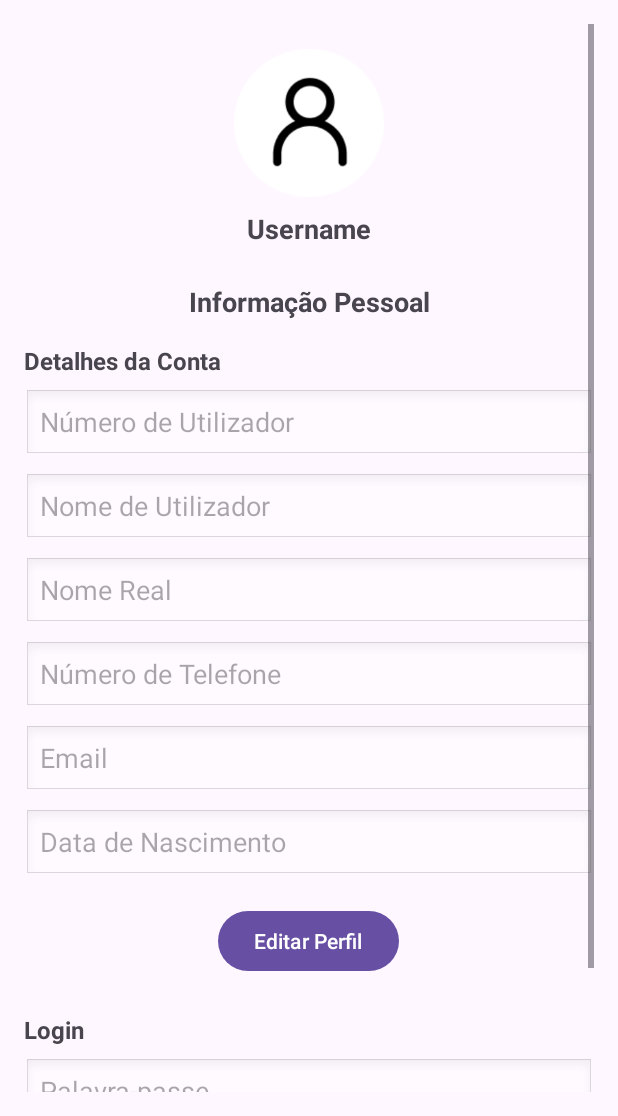
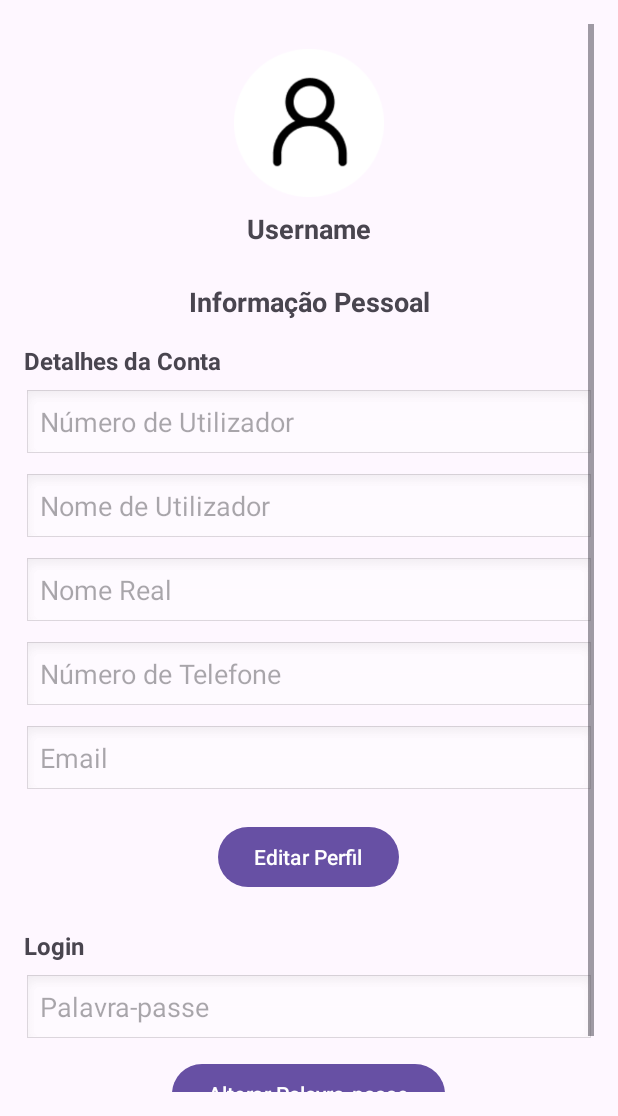
Before and after one commit to luispaiva09/COMMOV_StudyShare, an Android app: the layout activity_perfil.xml on its own in the app's theme, with its tools: preview values and no code run, on a phone screen of 412 x 824 dp, the part 120-1236 px from its top. Run offline under Robolectric (Android 15) with nearby library versions, the phone set to English and light mode, and no system bars.

Commit message:
pagina de perfil e logout

```diff
--- a/app/src/main/AndroidManifest.xml
+++ b/app/src/main/AndroidManifest.xml
@@ -40,6 +40,10 @@
             android:name=".Activities.AddCategoriaActivity"
             android:exported="true" />
 
+        <activity
+            android:name=".Activities.PerfilActivity"
+            android:exported="true" />
+
     </application>
 
 </manifest>
--- a/app/src/main/res/layout/activity_perfil.xml
+++ b/app/src/main/res/layout/activity_perfil.xml
@@ -5,13 +5,11 @@
     android:layout_width="match_parent"
     android:layout_height="match_parent">
 
-    <!-- Conteúdo Principal -->
     <LinearLayout
         android:layout_width="match_parent"
         android:layout_height="match_parent"
         android:orientation="vertical">
 
-        <!-- Cabeçalho -->
         <LinearLayout
             android:layout_width="match_parent"
             android:layout_height="wrap_content"
@@ -48,7 +46,6 @@
                 android:contentDescription="Menu" />
         </LinearLayout>
 
-        <!-- Conteúdo Scrollável -->
         <ScrollView
             android:layout_width="match_parent"
             android:layout_height="match_parent"
@@ -60,7 +57,6 @@
                 android:orientation="vertical"
                 android:gravity="center_horizontal">
 
-                <!-- Ícone de Perfil -->
                 <ImageView
                     android:layout_width="100dp"
                     android:layout_height="100dp"
@@ -77,7 +73,6 @@
                     android:textSize="18sp"
                     android:layout_marginTop="8dp" />
 
-                <!-- Informação Pessoal -->
                 <TextView
                     android:layout_width="match_parent"
                     android:layout_height="wrap_content"
@@ -88,7 +83,6 @@
                     android:layout_marginTop="24dp"
                     android:layout_marginBottom="16dp" />
 
-                <!-- Detalhes da Conta -->
                 <TextView
                     android:layout_width="match_parent"
                     android:layout_height="wrap_content"
@@ -98,6 +92,7 @@
                     android:layout_marginBottom="8dp" />
 
                 <EditText
+                    android:id="@+id/editTextNumero"
                     android:layout_width="match_parent"
                     android:layout_height="wrap_content"
                     android:hint="Número de Utilizador"
@@ -106,6 +101,7 @@
                     android:layout_marginBottom="8dp" />
 
                 <EditText
+                    android:id="@+id/editTextUsername"
                     android:layout_width="match_parent"
                     android:layout_height="wrap_content"
                     android:hint="Nome de Utilizador"
@@ -114,6 +110,7 @@
                     android:layout_marginBottom="8dp" />
 
                 <EditText
+                    android:id="@+id/editTextNome"
                     android:layout_width="match_parent"
                     android:layout_height="wrap_content"
                     android:hint="Nome Real"
@@ -122,6 +119,7 @@
                     android:layout_marginBottom="8dp" />
 
                 <EditText
+                    android:id="@+id/editTextTelefone"
                     android:layout_width="match_parent"
                     android:layout_height="wrap_content"
                     android:hint="Número de Telefone"
@@ -130,17 +128,10 @@
                     android:layout_marginBottom="8dp" />
 
                 <EditText
+                    android:id="@+id/editTextEmail"
                     android:layout_width="match_parent"
                     android:layout_height="wrap_content"
                     android:hint="Email"
-                    android:enabled="false"
-                    android:background="@android:drawable/edit_text"
-                    android:layout_marginBottom="8dp" />
-
-                <EditText
-                    android:layout_width="match_parent"
-                    android:layout_height="wrap_content"
-                    android:hint="Data de Nascimento"
                     android:enabled="false"
                     android:background="@android:drawable/edit_text"
                     android:layout_marginBottom="16dp" />
@@ -153,7 +144,6 @@
                     android:layout_gravity="center_horizontal"
                     android:layout_marginBottom="24dp" />
 
-                <!-- Login Info -->
                 <TextView
                     android:layout_width="match_parent"
                     android:layout_height="wrap_content"
@@ -163,6 +153,7 @@
                     android:layout_marginBottom="8dp" />
 
                 <EditText
+                    android:id="@+id/editTextPassword"
                     android:layout_width="match_parent"
                     android:layout_height="wrap_content"
                     android:hint="Palavra-passe"
@@ -182,7 +173,6 @@
         </ScrollView>
     </LinearLayout>
 
-    <!-- Menu Lateral Direito -->
     <com.google.android.material.navigation.NavigationView
         android:id="@+id/navigationViewPerfil"
         android:layout_width="wrap_content"
```
Also changed, not shown: app/src/main/java/com/example/studyshare/Activities/InicioActivity.kt (+11 -11 lines), app/src/main/java/com/example/studyshare/Activities/PerfilActivity.kt (+33 -70 lines).
